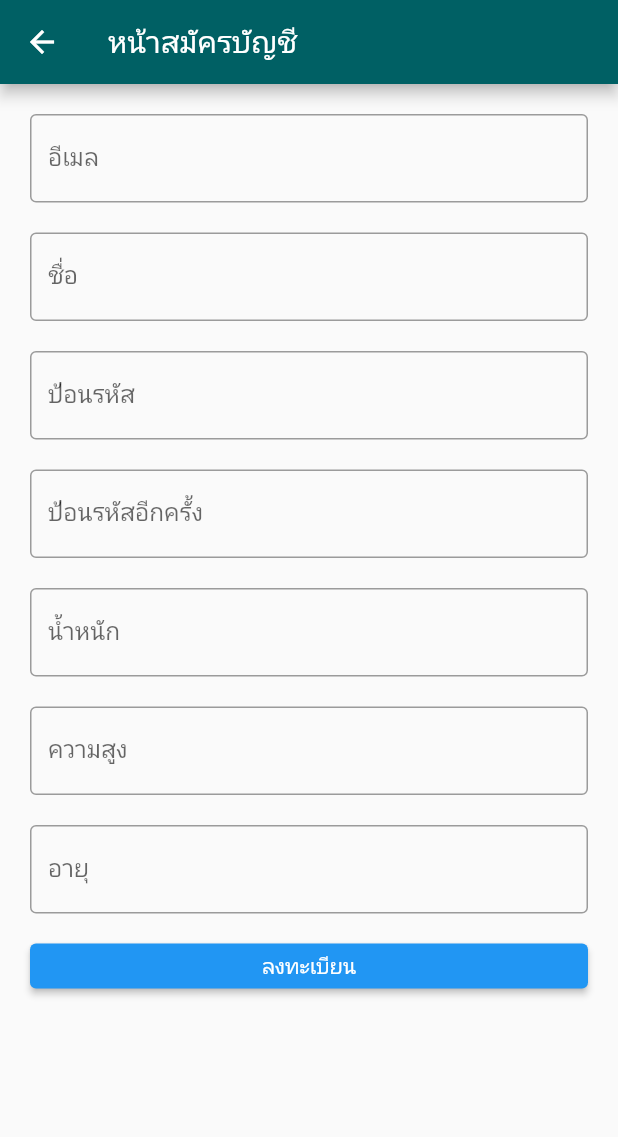
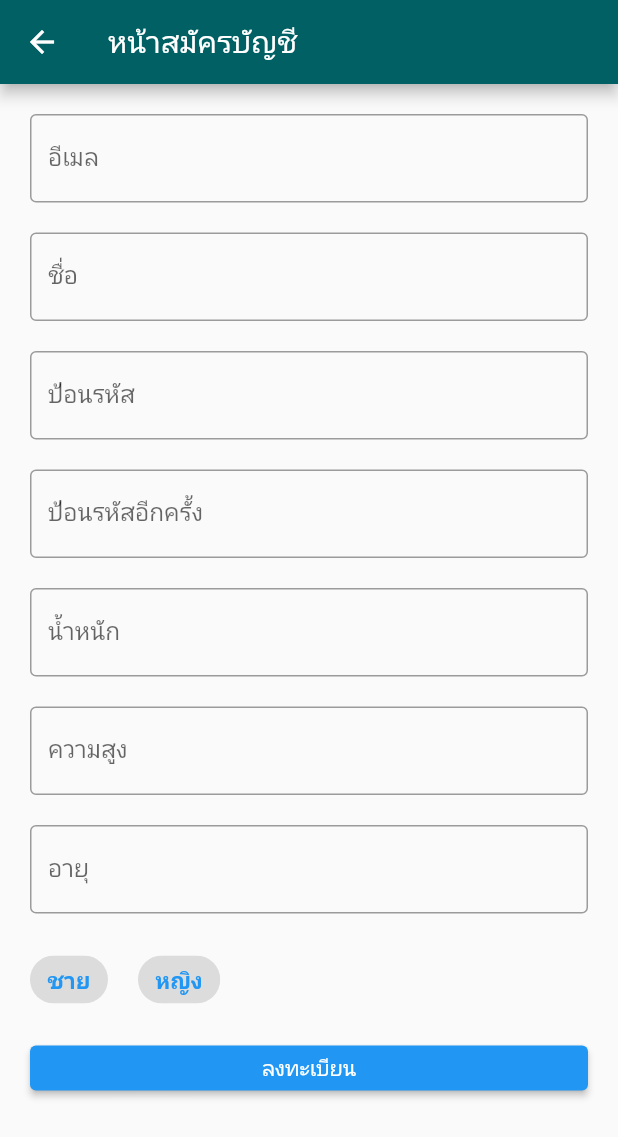
Before and after one commit to JaturonSan/Calories-Calculator-Application, a Flutter app: the RegisterScreen screen opened directly, after a tap on "ลงทะเบียน", on a phone screen of 412 x 824 dp. Shown: the top 1137 px of the screen. Run offline on Flutter 3.47's test engine with Material 2 defaults, Android fonts, the phone set to English and light mode, and no system bars; our stand-ins replace cloud_firestore, firebase_auth, firebase_core, fluttertoast, form_field_validator, image_picker and 2 more; accounts and stored records are empty.

Commit message:
Add personal information And logout.

```diff
--- a/lib/main.dart
+++ b/lib/main.dart
@@ -138,7 +138,7 @@ class _LoginScreenState extends State<LoginScreen> {
                               );
                               // เมื่อเข้าสู่ระบบสำเร็จจะแสดงข้อความ "เข้าสู่ระบบสำเร็จ" ผ่าน Fluttertoast แล้วเข้าสู่หน้าหลัก MainPage
                               Navigator.pushReplacement(context, MaterialPageRoute(builder: (context) {
-                                    return MainScreen(const Text("หน้าหลัก"), MainPage(), 0);
+                                    return const MainScreen(Text("หน้าหลัก"), MainPage(), 0);
                                   },
                                 )
                               );
@@ -167,7 +167,7 @@ class _LoginScreenState extends State<LoginScreen> {
                             // ต้องแก้ส่วนนี้ตอนล็อกอินว่าจะต้องเช็คบัญชีผู้ใช้
                             Navigator.push(
                               context, MaterialPageRoute(builder: (context) {
-                                return RegisterScreen();
+                                return const RegisterScreen();
                               },)
                             );
                           },
--- a/lib/screen/registerscreen.dart
+++ b/lib/screen/registerscreen.dart
@@ -1,3 +1,4 @@
+import 'package:cloud_firestore/cloud_firestore.dart';
 import 'package:firebase_auth/firebase_auth.dart';
 import 'package:firebase_core/firebase_core.dart';
 import 'package:flutter/material.dart';
@@ -5,22 +6,47 @@ import 'package:fluttertoast/fluttertoast.dart';
 import 'package:form_field_validator/form_field_validator.dart';
 import 'package:mini_project/main.dart';
 
-class RegisterScreen extends StatelessWidget {
-  RegisterScreen({ Key? key }) : super(key: key);
+class RegisterScreen extends StatefulWidget {
+  const RegisterScreen({ Key? key }) : super(key: key);
+
+  @override
+  State<RegisterScreen> createState() => _RegisterScreenState();
+}
+
+class _RegisterScreenState extends State<RegisterScreen> {
   final formKey = GlobalKey<FormState>();
   final emailController = TextEditingController();
   final nameController = TextEditingController();
   final weightController = TextEditingController();
   final heightController = TextEditingController();
   final ageController = TextEditingController();
-  final genderController = TextEditingController();
+  bool _genderSelected1 = false; // ตัวแปรเช็คเพศชาย
+  bool _genderSelected2 = false; // ตัวแปรเช็คเพศชาย
   final passwordController = TextEditingController();
   final passwordchkController = TextEditingController();
+  OutlineInputBorder border = const OutlineInputBorder(); // ขอบของ TextFormField
+  final Future<FirebaseApp> firebase = Firebase.initializeApp(); // เกี่ยวกับการ login ฐานข้อมูลผู้ใช้ใน firebase
+  final CollectionReference _userCollection = FirebaseFirestore.instance.collection('users'); // ฐานข้อมูล collection ชื่อ 'users'
+  CircleBorder circleBorder = const CircleBorder(side: BorderSide(color: Colors.blue,width: 2,)); // ขอบของ ChoiceChip
+  TextStyle whiteTxt = const TextStyle(color: Colors.white,fontSize: 15,fontWeight: FontWeight.bold); // ตัวหนังสือบน ChoiceChip
+  TextStyle blueTxt = const TextStyle(color: Colors.blue,fontSize: 15,fontWeight: FontWeight.bold); // ตัวหนังสือบน ChoiceChip
+  String gendertxt = ""; // เก็บเพศของผู้ใช้
+  SizedBox box = const SizedBox(height: 20,width: 20,);
   String pass = "";
   String matchPass = "";
-  SizedBox box = const SizedBox(height: 20,);
-  OutlineInputBorder border = const OutlineInputBorder();
-  final Future<FirebaseApp> firebase = Firebase.initializeApp();
+
+  Future<dynamic> addUser(String email,String name,double weight,int height,int age,String gender) async {
+    return
+    // นำข้อมูลชื่อผู้ใช้ email น้ำหนัก ส่วนสูง อายุ เพศใส่ลงในฐานข้อมูล firebase
+    await _userCollection.add({
+      "email": email,
+      "name": name,
+      "weight": weight,
+      "height": height,
+      "age": age,
+      "gender": gender
+    });
+  }
 
   @override
   Widget build(BuildContext context) {
@@ -148,6 +174,41 @@ class RegisterScreen extends StatelessWidget {
                         ),
                       ),
                       box, // กล่อง SizedBox ขนาดความสูง 20 พิกเซล
+                      // ตังเลือกแบบเป็นกล่อง ChoiceChip
+                      Row(
+                        children: [
+                          ChoiceChip(
+                            label: const Text('ชาย'),
+                            selected: _genderSelected1,
+                            onSelected: (value){
+                              setState(() {
+                                _genderSelected1 = value;
+                                _genderSelected2 = false;
+                                gendertxt = "ชาย";
+                              });
+                            },
+                            labelStyle: _genderSelected1? whiteTxt : blueTxt,
+                            selectedColor: _genderSelected1? Colors.blue : Colors.white,
+                            avatarBorder: circleBorder,
+                          ),
+                          box,
+                          ChoiceChip(
+                            label: const Text('หญิง'),
+                            selected: _genderSelected2,
+                            onSelected: (value){
+                              setState(() {
+                                _genderSelected1 = false;
+                                _genderSelected2 = value;
+                                gendertxt = "หญิง";
+                              });
+                            },
+                            labelStyle: _genderSelected2? whiteTxt : blueTxt,
+                            selectedColor: _genderSelected2? Colors.blue : Colors.white,
+                            avatarBorder: circleBorder,
+                          ),
+                        ],
+                      ),
+                      box, // กล่อง SizedBox ขนาดความสูง 20 พิกเซล
                       SizedBox(
                         height: 30,
                         width: double.infinity,
@@ -156,10 +217,16 @@ class RegisterScreen extends StatelessWidget {
                             var email = emailController.text;
                             var password = passwordController.text;
                             var passchk = passwordchkController.text;
+                            var name = nameController.text;
+                            var weight = double.parse(weightController.text);
+                            var height = int.parse(heightController.text);
+                            var age = int.parse(ageController.text);
 
-                            if(password==passchk) {
+                            if(password==passchk && gendertxt!="") {
                               try {
                                 FirebaseAuth.instance.createUserWithEmailAndPassword(email: email, password: password).then((value) {
+                                    addUser(email,name,weight,height,age,gendertxt);
+
                                     // ใช้ Fluttertoast ในการแสดงผลแทน showDialog
                                     Fluttertoast.showToast(
                                       msg: "สมัครสำเร็จ",
```
Also changed, not shown: lib/screen/mainscreen.dart (+8 -11 lines), lib/screen/showcalscreen.dart (+36 -11 lines), lib/screen/sidemenu.dart (+12 -6 lines).
